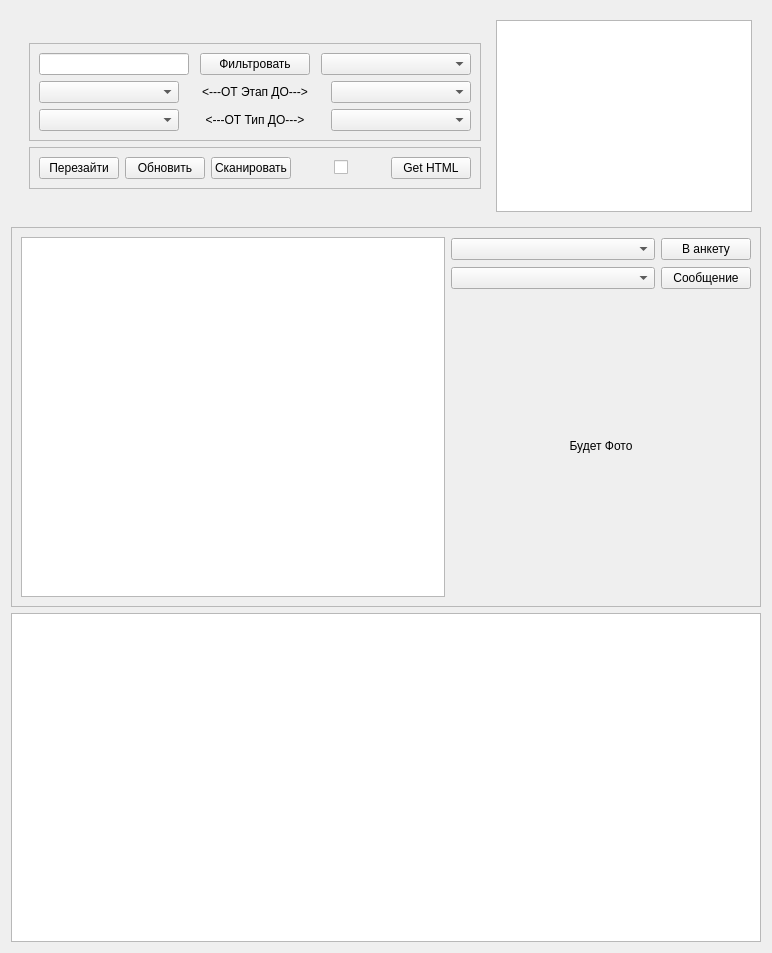
Above: mwindow.ui from dekarh/MScan before the change. Below: the same form after it.
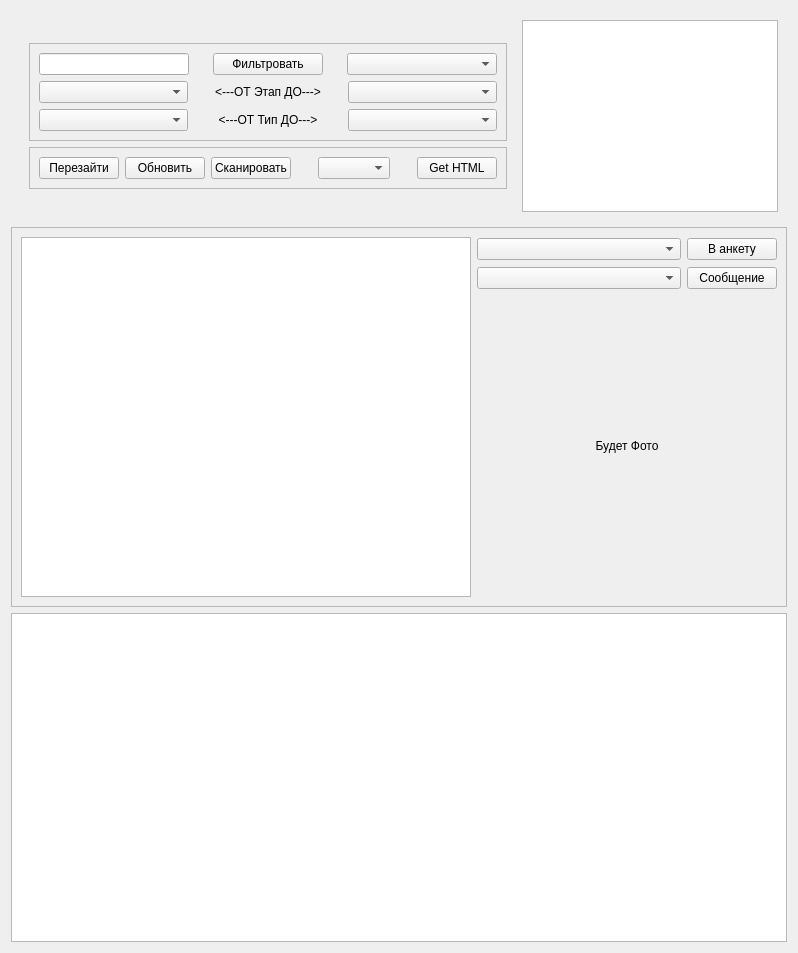
That is the form after the change.

What changed in the file:
```diff
--- a/mwindow.ui
+++ b/mwindow.ui
@@ -6,7 +6,7 @@
    <rect>
     <x>0</x>
     <y>0</y>
-    <width>772</width>
+    <width>798</width>
     <height>953</height>
    </rect>
   </property>
@@ -215,11 +215,7 @@
              </spacer>
             </item>
             <item>
-             <widget class="QCheckBox" name="checkBoxFiiled">
-              <property name="text">
-               <string/>
-              </property>
-             </widget>
+             <widget class="QComboBox" name="cbHTML"/>
             </item>
             <item>
              <spacer name="horizontalSpacer">
```
